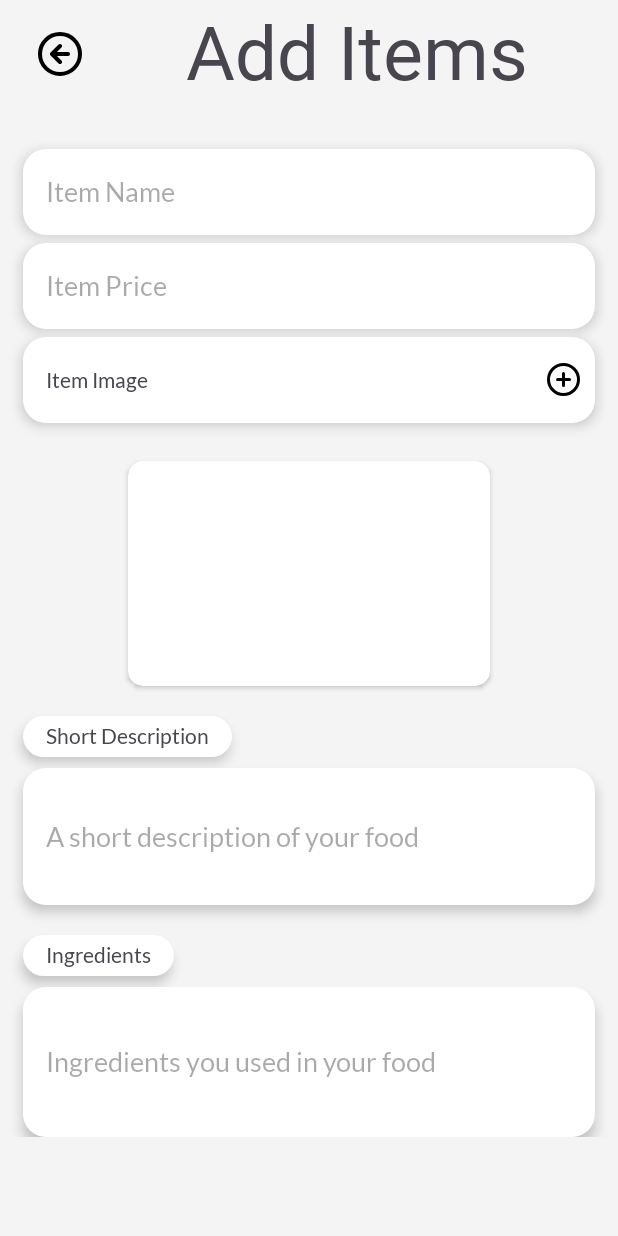
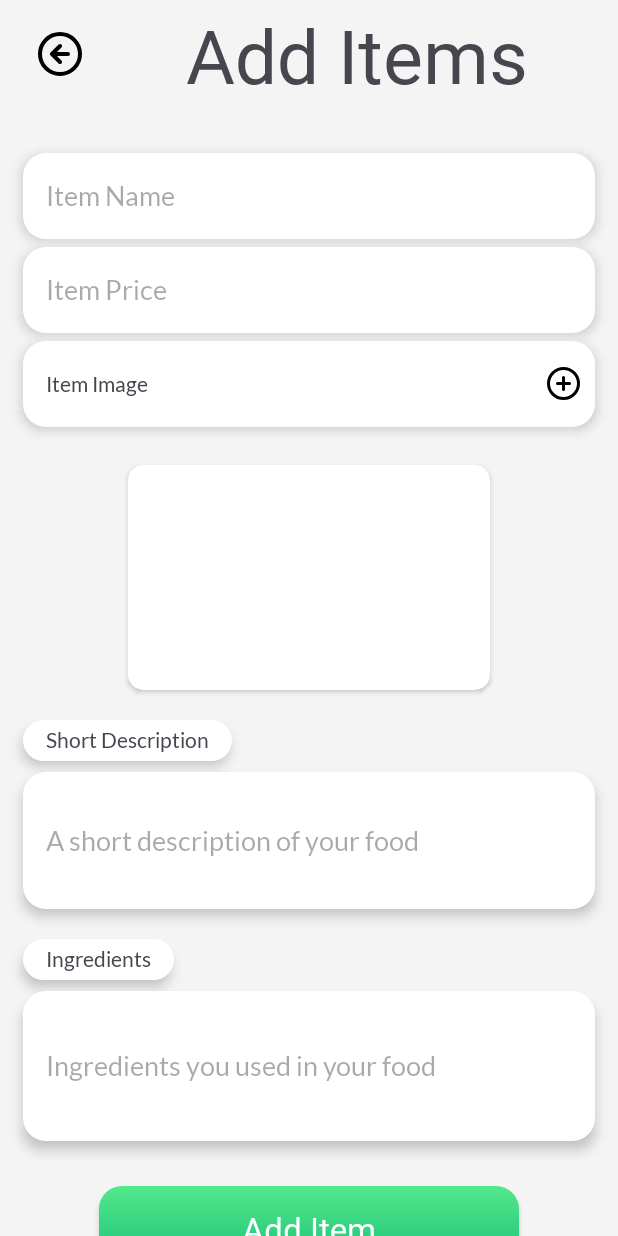
Before and after one commit to ChiragNikam/KhanaRasoi-Admin, an Android app: the Activity4_AddItem screen opened directly, with no data from a screen before it, on a phone screen of 412 x 824 dp. Run offline under Robolectric (Android 15) with nearby library versions, the phone set to English and light mode, and no system bars.

Commit message:
layout - added add_item button on add_items activity

```diff
--- a/app/src/main/res/layout/activity4_add_item.xml
+++ b/app/src/main/res/layout/activity4_add_item.xml
@@ -33,9 +33,10 @@
             android:fontFamily="@font/yeon_sung_regular"
             android:text="Add Items"
             android:textSize="50sp"
+            app:layout_constraintBottom_toBottomOf="@+id/btn_back"
             app:layout_constraintEnd_toEndOf="parent"
             app:layout_constraintStart_toEndOf="@+id/btn_back"
-            app:layout_constraintTop_toTopOf="parent" />
+            app:layout_constraintTop_toTopOf="@+id/btn_back" />
 
         <androidx.appcompat.widget.AppCompatEditText
             android:id="@+id/editText_item_name"
@@ -115,6 +116,7 @@
                 android:layout_width="match_parent"
                 android:layout_height="match_parent"
                 android:scaleType="centerCrop"/>
+
         </androidx.cardview.widget.CardView>
 
         <androidx.appcompat.widget.AppCompatTextView
@@ -184,5 +186,21 @@
             app:layout_constraintStart_toStartOf="@+id/txtView_ingredients"
             app:layout_constraintTop_toBottomOf="@id/txtView_ingredients" />
 
+        <androidx.appcompat.widget.AppCompatButton
+            android:layout_width="280dp"
+            android:layout_height="57dp"
+            android:layout_marginTop="30dp"
+            android:layout_marginBottom="30dp"
+            android:background="@drawable/green_button"
+            android:text="Add Item"
+            android:textAllCaps="false"
+            android:textColor="@color/white"
+            android:textSize="22sp"
+            android:fontFamily="@font/yeon_sung_regular"
+            app:layout_constraintBottom_toBottomOf="parent"
+            app:layout_constraintEnd_toEndOf="@+id/editText_ingredients"
+            app:layout_constraintStart_toStartOf="@+id/editText_ingredients"
+            app:layout_constraintTop_toBottomOf="@+id/editText_ingredients" />
+
     </androidx.constraintlayout.widget.ConstraintLayout>
 </androidx.core.widget.NestedScrollView>
```
